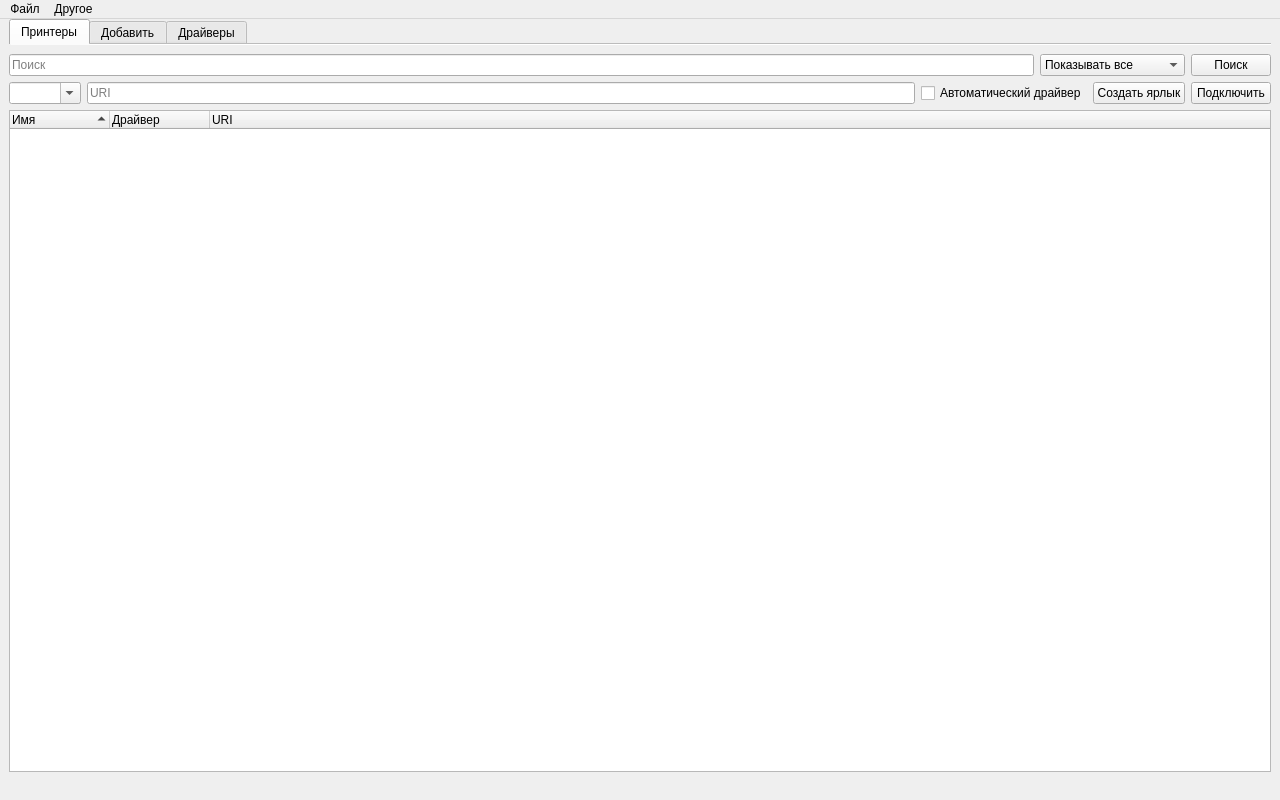
The window that forms/main_window.ui (Communist02/CUPS) describes before a commit, drawn with Qt 5.
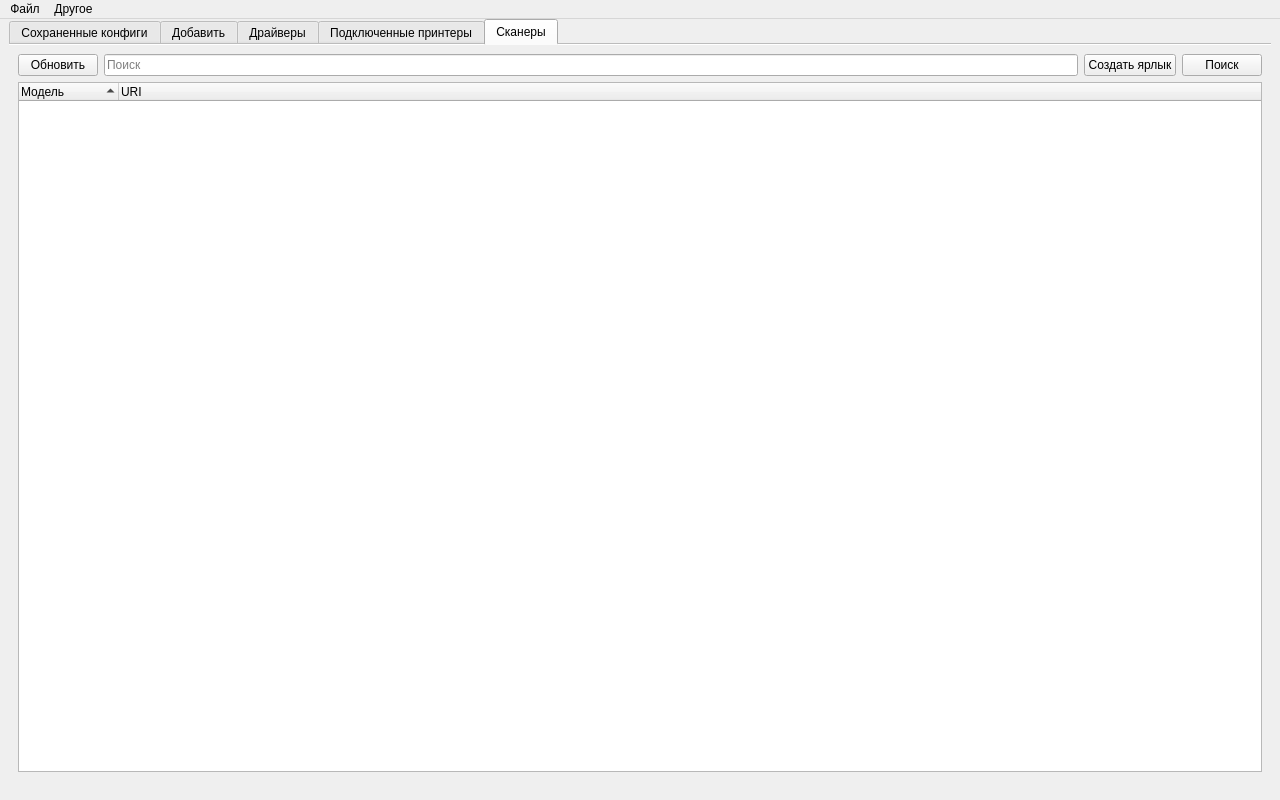
The same window after the commit. The open tabs and pages were chosen to show the change. Icons and pictures are not drawn.

```diff
--- a/forms/main_window.ui
+++ b/forms/main_window.ui
@@ -37,7 +37,7 @@
         <iconset theme="printer"/>
        </attribute>
        <attribute name="title">
-        <string>Принтеры</string>
+        <string>Сохраненные конфиги</string>
        </attribute>
        <layout class="QVBoxLayout" name="verticalLayout_4">
         <property name="leftMargin">
@@ -112,13 +112,6 @@
             </property>
            </widget>
           </item>
-          <item>
-           <widget class="QPushButton" name="pushButton_create_link">
-            <property name="text">
-             <string>Создать ярлык</string>
-            </property>
-           </widget>
-          </item>
           <item>
            <widget class="QPushButton" name="pushButton_link">
             <property name="text">
@@ -335,6 +328,123 @@
         </item>
        </layout>
       </widget>
+      <widget class="QWidget" name="tab_linked">
+       <attribute name="title">
+        <string>Подключенные принтеры</string>
+       </attribute>
+       <layout class="QVBoxLayout" name="verticalLayout_7">
+        <item>
+         <layout class="QHBoxLayout" name="horizontalLayout_7">
+          <item>
+           <widget class="QPushButton" name="pushButton_linked_update">
+            <property name="text">
+             <string>Обновить</string>
+            </property>
+           </widget>
+          </item>
+          <item>
+           <widget class="QLineEdit" name="lineEdit_linked_search">
+            <property name="placeholderText">
+             <string>Поиск</string>
+            </property>
+           </widget>
+          </item>
+          <item>
+           <widget class="QPushButton" name="pushButton_linked_search">
+            <property name="text">
+             <string>Поиск</string>
+            </property>
+           </widget>
+          </item>
+         </layout>
+        </item>
+        <item>
+         <widget class="QTreeWidget" name="treeWidget_linked">
+          <property name="contextMenuPolicy">
+           <enum>Qt::ContextMenuPolicy::CustomContextMenu</enum>
+          </property>
+          <property name="rootIsDecorated">
+           <bool>false</bool>
+          </property>
+          <property name="sortingEnabled">
+           <bool>true</bool>
+          </property>
+          <column>
+           <property name="text">
+            <string>Модель</string>
+           </property>
+          </column>
+          <column>
+           <property name="text">
+            <string>Драйвер</string>
+           </property>
+          </column>
+         </widget>
+        </item>
+       </layout>
+      </widget>
+      <widget class="QWidget" name="tab_scan">
+       <attribute name="title">
+        <string>Сканеры</string>
+       </attribute>
+       <layout class="QVBoxLayout" name="verticalLayout_8">
+        <item>
+         <layout class="QHBoxLayout" name="horizontalLayout_8">
+          <item>
+           <widget class="QPushButton" name="pushButton_scan_update">
+            <property name="text">
+             <string>Обновить</string>
+            </property>
+           </widget>
+          </item>
+          <item>
+           <widget class="QLineEdit" name="lineEdit_scan_search">
+            <property name="placeholderText">
+             <string>Поиск</string>
+            </property>
+           </widget>
+          </item>
+          <item>
+           <widget class="QPushButton" name="pushButton_scan_create_link">
+            <property name="text">
+             <string>Создать ярлык</string>
+            </property>
+           </widget>
+          </item>
+          <item>
+           <widget class="QPushButton" name="pushButton_scan_search">
+            <property name="text">
+             <string>Поиск</string>
+            </property>
+           </widget>
+          </item>
+         </layout>
+        </item>
+        <item>
+         <widget class="QTreeWidget" name="treeWidget_scan">
+          <property name="contextMenuPolicy">
+           <enum>Qt::ContextMenuPolicy::CustomContextMenu</enum>
+          </property>
+          <property name="rootIsDecorated">
+           <bool>false</bool>
+          </property>
+          <property name="sortingEnabled">
+           <bool>true</bool>
+          </property>
+          <column>
+           <property name="text">
+            <string>Модель</string>
+           </property>
+          </column>
+          <column>
+           <property name="text">
+            <string>URI</string>
+           </property>
+          </column>
+         </widget>
+        </item>
+       </layout>
+      </widget>
      </widget>
     </item>
    </layout>
```
Left out of the diff: 9 changed lines with no effect on the pictures.
